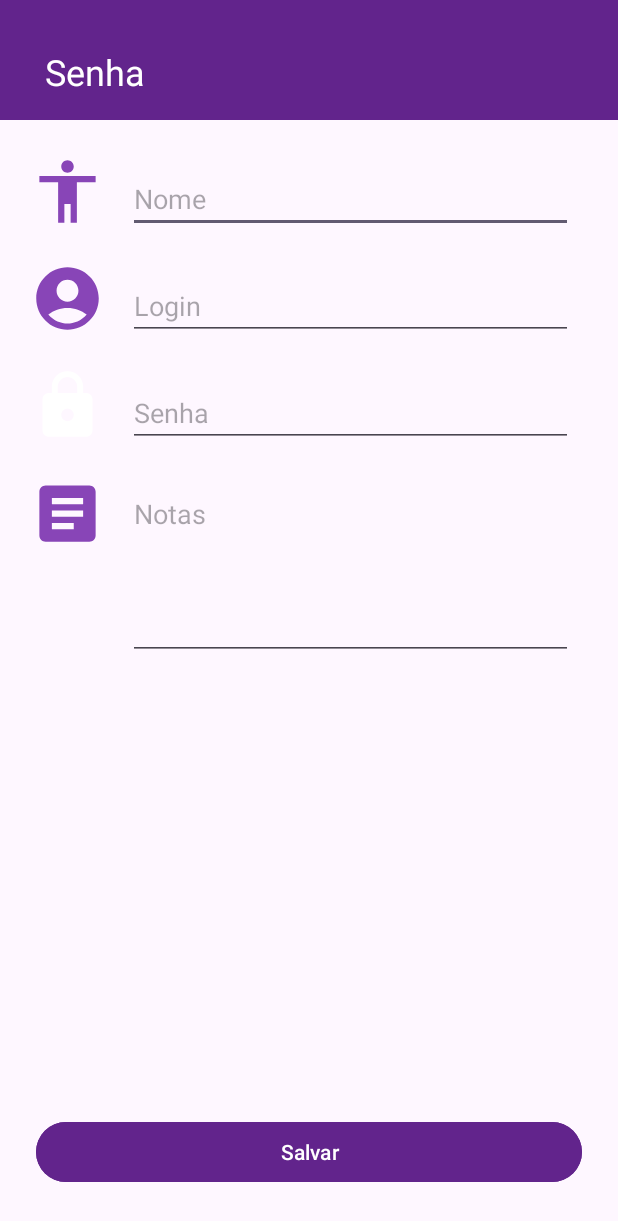
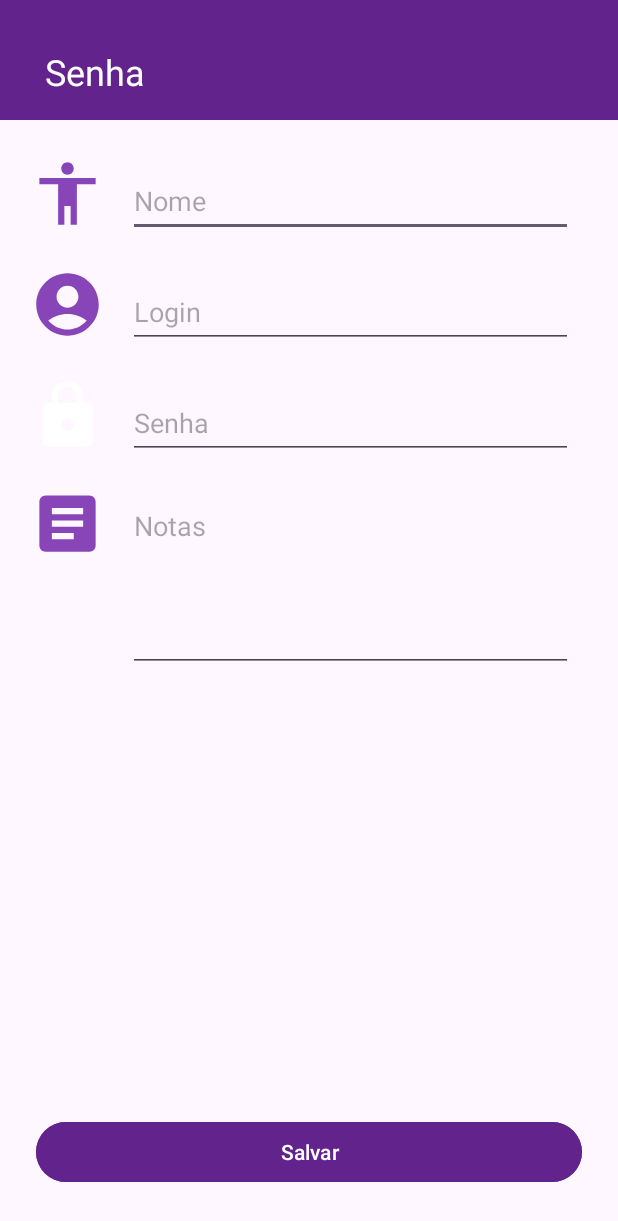
Before and after one commit to educcamara/PlainText, an Android app: the layout activity_edit.xml on its own in the app's theme, with its tools: preview values and no code run, on a phone screen of 412 x 824 dp. Shown: the top 1221 px of the screen. Run offline under Robolectric (Android 15) with nearby library versions, the phone set to English and light mode, and no system bars.

Commit message:
trying to fix taskflow

```diff
--- a/app/src/main/java/br/edu/ufam/icomp/plaintext/ListActivity.java
+++ b/app/src/main/java/br/edu/ufam/icomp/plaintext/ListActivity.java
@@ -5,11 +5,7 @@ import android.os.Bundle;
 import android.view.View;
 import android.widget.Toast;
 
-import androidx.activity.EdgeToEdge;
 import androidx.appcompat.app.AppCompatActivity;
-import androidx.core.graphics.Insets;
-import androidx.core.view.ViewCompat;
-import androidx.core.view.WindowInsetsCompat;
 import androidx.recyclerview.widget.LinearLayoutManager;
 import androidx.recyclerview.widget.RecyclerView;
 
@@ -44,7 +40,7 @@ public class ListActivity extends AppCompatActivity {
         Toast.makeText(this, "Oi, " + login + "!", Toast.LENGTH_SHORT).show();
     }
 
-    public void onButtonClicket(View view) {
+    public void onButtonClicked(View view) {
         Intent intent = new Intent(this, EditActivity.class);
         startActivity(intent);
     }
--- a/app/src/main/java/br/edu/ufam/icomp/plaintext/PasswordsViewHolder.java
+++ b/app/src/main/java/br/edu/ufam/icomp/plaintext/PasswordsViewHolder.java
@@ -3,6 +3,7 @@ package br.edu.ufam.icomp.plaintext;
 import android.content.Context;
 import android.content.Intent;
 import android.view.View;
+import android.widget.EditText;
 import android.widget.TextView;
 import android.widget.Toast;
 
--- /dev/null
+++ b/app/src/main/res/drawable/arrow_right.xml
@@ -0,0 +1,5 @@
+<vector xmlns:android="http://schemas.android.com/apk/res/android" android:autoMirrored="true" android:height="24dp" android:tint="#A47EBE" android:viewportHeight="24" android:viewportWidth="24" android:width="24dp">
+
+    <path android:fillColor="@android:color/white" android:pathData="M6.23,20.23l1.77,1.77l10,-10l-10,-10l-1.77,1.77l8.23,8.23z"/>
+
+</vector>
--- a/app/src/main/res/layout/activity_edit.xml
+++ b/app/src/main/res/layout/activity_edit.xml
@@ -29,15 +29,15 @@
         android:layout_height="50dp"
         android:layout_marginStart="20dp"
         android:layout_marginBottom="10dp"
-        app:layout_constraintBottom_toBottomOf="@+id/addName"
+        app:layout_constraintBottom_toBottomOf="@+id/editName"
         app:layout_constraintStart_toStartOf="parent"
-        app:layout_constraintTop_toTopOf="@+id/addName"
+        app:layout_constraintTop_toTopOf="@+id/editName"
         app:srcCompat="@drawable/baseline_accessibility_24" />
 
     <EditText
-        android:id="@+id/addName"
+        android:id="@+id/editName"
         android:layout_width="0dp"
-        android:layout_height="wrap_content"
+        android:layout_height="48dp"
         android:layout_marginStart="85dp"
         android:layout_marginTop="30dp"
         android:layout_marginEnd="30dp"
@@ -54,21 +54,22 @@
         android:layout_width="50dp"
         android:layout_height="50dp"
         android:layout_marginBottom="10dp"
-        app:layout_constraintBottom_toBottomOf="@+id/addLogin"
+        app:layout_constraintBottom_toBottomOf="@+id/editLogin"
         app:layout_constraintStart_toStartOf="@+id/imageName"
-        app:layout_constraintTop_toTopOf="@+id/addLogin"
+        app:layout_constraintTop_toTopOf="@+id/editLogin"
         app:srcCompat="@drawable/baseline_account_circle_24" />
 
     <EditText
-        android:id="@+id/addLogin"
+        android:id="@+id/editLogin"
         android:layout_width="0dp"
-        android:layout_height="wrap_content"
+        android:layout_height="48dp"
         android:layout_marginTop="26dp"
-        android:ems="10" android:hint="@string/login"
+        android:ems="10"
+        android:hint="@string/login"
         android:inputType="textPersonName"
-        app:layout_constraintEnd_toEndOf="@+id/addName"
-        app:layout_constraintStart_toStartOf="@+id/addName"
-        app:layout_constraintTop_toBottomOf="@+id/addName" />
+        app:layout_constraintEnd_toEndOf="@+id/editName"
+        app:layout_constraintStart_toStartOf="@+id/editName"
+        app:layout_constraintTop_toBottomOf="@+id/editName" />
 
     <ImageView
         android:id="@+id/imagePassword"
@@ -76,22 +77,23 @@
         android:layout_height="50dp"
         android:layout_marginBottom="10dp"
         android:contentDescription="@string/password"
-        app:layout_constraintBottom_toBottomOf="@+id/addPassword"
+        app:layout_constraintBottom_toBottomOf="@+id/editPassword"
         app:layout_constraintStart_toStartOf="@+id/imageLogin"
-        app:layout_constraintTop_toTopOf="@+id/addPassword"
+        app:layout_constraintTop_toTopOf="@+id/editPassword"
         app:srcCompat="@drawable/lock_icon" />
 
     <EditText
-        android:id="@+id/addPassword"
-        android:layout_width="0dp" android:layout_marginTop="26dp"
-        android:layout_height="wrap_content"
+        android:id="@+id/editPassword"
+        android:layout_width="0dp"
+        android:layout_height="48dp"
+        android:layout_marginTop="26dp"
         android:autofillHints="@string/password"
         android:ems="10"
         android:hint="@string/password"
         android:inputType="text"
-        app:layout_constraintEnd_toEndOf="@+id/addLogin"
-        app:layout_constraintStart_toStartOf="@+id/addLogin"
-        app:layout_constraintTop_toBottomOf="@+id/addLogin"
+        app:layout_constraintEnd_toEndOf="@+id/editLogin"
+        app:layout_constraintStart_toStartOf="@+id/editLogin"
+        app:layout_constraintTop_toBottomOf="@+id/editLogin"
         tools:ignore="TextFields" />
 
     <ImageView
@@ -104,14 +106,14 @@
         app:srcCompat="@drawable/baseline_article_24" />
 
     <EditText
-        android:id="@+id/addNotes" android:layout_width="0dp"
+        android:id="@+id/editNotes" android:layout_width="0dp"
         android:layout_height="120dp"
         android:layout_marginTop="22dp" android:ems="10"
         android:gravity="start|top" android:hint="@string/notes"
         android:inputType="textMultiLine"
-        app:layout_constraintEnd_toEndOf="@+id/addPassword"
-        app:layout_constraintStart_toStartOf="@+id/addPassword"
-        app:layout_constraintTop_toBottomOf="@+id/addPassword" />
+        app:layout_constraintEnd_toEndOf="@+id/editPassword"
+        app:layout_constraintStart_toStartOf="@+id/editPassword"
+        app:layout_constraintTop_toBottomOf="@+id/editPassword" />
 
     <com.google.android.material.button.MaterialButton
         android:id="@+id/savePasswordButton"
--- a/app/src/main/res/layout/activity_preferences.xml
+++ b/app/src/main/res/layout/activity_preferences.xml
@@ -2,7 +2,7 @@
 <androidx.constraintlayout.widget.ConstraintLayout xmlns:android="http://schemas.android.com/apk/res/android"
     xmlns:app="http://schemas.android.com/apk/res-auto"
     xmlns:tools="http://schemas.android.com/tools"
-    android:id="@+id/itemsList"
+    android:id="@+id/listLayout"
     android:layout_width="match_parent"
     android:layout_height="match_parent"
     tools:context=".PreferencesActivity">
```
Also changed, not shown: app/src/main/java/br/edu/ufam/icomp/plaintext/EditActivity.java (+34 -12 lines), app/src/main/res/layout/activity_list.xml (+5 -3 lines), app/src/main/res/layout/list_item.xml (+4 -3 lines).
